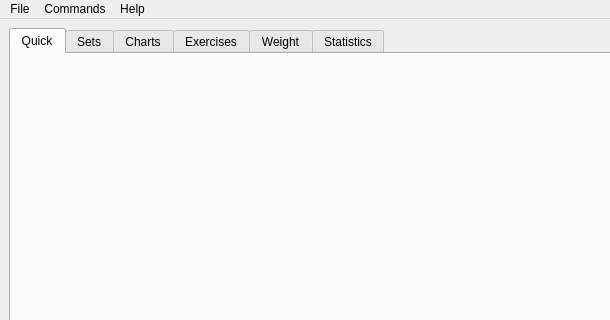
Harrix/harrix-swiss-knife, file src/harrix_swiss_knife/apps/fitness/window.ui: the form before one commit; both pictures show x 0 to 610 and y 0 to 320 of the 1392 by 641 pixel window.
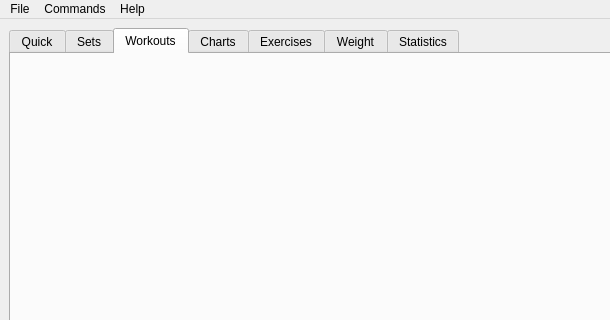
The form after the commit. The open tabs and pages were chosen to show the change.

Commit message: ➕ Add Workouts tab in Fitness with AI generation

What changed in the file:
```diff
--- a/src/harrix_swiss_knife/apps/fitness/window.ui
+++ b/src/harrix_swiss_knife/apps/fitness/window.ui
@@ -492,6 +492,12 @@
         </item>
        </layout>
       </widget>
+      <widget class="QWidget" name="tab_workouts">
+       <attribute name="title">
+        <string>Workouts</string>
+       </attribute>
+       <layout class="QVBoxLayout" name="verticalLayout_workouts"/>
+      </widget>
       <widget class="QWidget" name="tab_charts">
        <attribute name="title">
         <string>Charts</string>
```
The commit also changes 31 other files.
